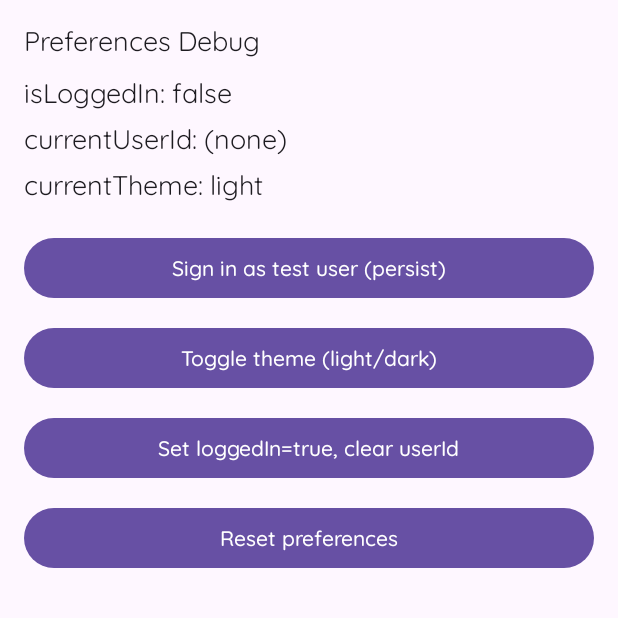
After one commit to Magdy1996/AndriodFinalProject, an Android app built with Jetpack Compose: the composable PreferencesDebugScreen shown on its own in the app's theme, on a phone screen of 412 x 824 dp, the top half of it. The commit adds this screen. Run offline under Robolectric (Android 15) with nearby library versions, the phone set to English and light mode, and no system bars; our stand-ins replace Dagger/Hilt's generated code.

```diff
--- a/MagdyDiner/app/src/main/java/com/example/yumyum/MainActivity.kt
+++ b/MagdyDiner/app/src/main/java/com/example/yumyum/MainActivity.kt
@@ -10,6 +10,7 @@ import androidx.compose.foundation.layout.Row
 import androidx.compose.material.icons.Icons
 import androidx.compose.material.icons.filled.ExitToApp
 import androidx.compose.material.icons.filled.Person
+import androidx.compose.material.icons.filled.Settings
 import androidx.compose.material3.Icon
 import androidx.compose.material3.IconButton
 import androidx.compose.material3.MaterialTheme
@@ -104,6 +105,11 @@ fun YumYumApp() {
                             Icon(Icons.Default.Person, contentDescription = "Switch User")
                         }
 
+                        // Preferences debug (settings) button — opens the DataStore debug screen
+                        IconButton(onClick = { navController.navigate(Screen.PreferencesDebugScreen.route) }) {
+                            Icon(Icons.Default.Settings, contentDescription = "Preferences Debug")
+                        }
+
                         // Always display the Logout icon so it's discoverable.
                         // If a user is signed in, tapping shows a confirmation dialog.
                         // If no user is signed in, tapping navigates to the login screen.
--- /dev/null
+++ b/MagdyDiner/app/src/main/java/com/example/yumyum/data/preferences/UserPreferences.kt
@@ -0,0 +1,71 @@
+package com.example.yumyum.data.preferences
+
+import android.content.Context
+import androidx.datastore.core.DataStore
+import androidx.datastore.preferences.core.Preferences
+import androidx.datastore.preferences.core.booleanPreferencesKey
+import androidx.datastore.preferences.core.edit
+import androidx.datastore.preferences.core.stringPreferencesKey
+import androidx.datastore.preferences.preferencesDataStore
+import kotlinx.coroutines.flow.Flow
+import kotlinx.coroutines.flow.map
+
+private val Context.dataStore: DataStore<Preferences> by preferencesDataStore(name = "user_prefs")
+
+/**
+ * Simple DataStore wrapper for user preferences.
+ * Stores theme (light/dark) and user login state and userId.
+ */
+class UserPreferences(private val dataStore: DataStore<Preferences>) {
+
+    companion object {
+        val THEME_KEY = stringPreferencesKey("pref_theme")
+        val LOGGED_IN_KEY = booleanPreferencesKey("pref_logged_in")
+        val USER_ID_KEY = stringPreferencesKey("pref_user_id")
+        // New key to store the last generated GenAI message
+        val GENERATED_MESSAGE_KEY = stringPreferencesKey("pref_generated_message")
+
+        // Helper to obtain DataStore instance from a Context: prefer using DI in real apps
+        fun getInstance(context: Context): UserPreferences {
+            return UserPreferences(context.dataStore)
+        }
+    }
+
+    fun isLoggedIn(): Flow<Boolean> = dataStore.data.map { prefs ->
+        prefs[LOGGED_IN_KEY] ?: false
+    }
+
+    fun currentTheme(): Flow<String> = dataStore.data.map { prefs ->
+        prefs[THEME_KEY] ?: "light"
+    }
+
+    fun currentUserId(): Flow<String?> = dataStore.data.map { prefs ->
+        prefs[USER_ID_KEY]
+    }
+
+    // New: expose last generated message as a Flow
+    fun currentGeneratedMessage(): Flow<String?> = dataStore.data.map { prefs ->
+        prefs[GENERATED_MESSAGE_KEY]
+    }
+
+    suspend fun setLoggedIn(loggedIn: Boolean, userId: String? = null) {
+        dataStore.edit { prefs ->
+            prefs[LOGGED_IN_KEY] = loggedIn
+            if (userId != null) prefs[USER_ID_KEY] = userId
+        }
+    }
+
+    suspend fun setTheme(theme: String) {
+        dataStore.edit { prefs ->
+            prefs[THEME_KEY] = theme
+        }
+    }
+
+    // New: persist the generated message
+    suspend fun setGeneratedMessage(message: String) {
+        dataStore.edit { prefs ->
+            prefs[GENERATED_MESSAGE_KEY] = message
+        }
+    }
+
+}
--- a/MagdyDiner/app/src/main/java/com/example/yumyum/presentation/navigation/Screen.kt
+++ b/MagdyDiner/app/src/main/java/com/example/yumyum/presentation/navigation/Screen.kt
@@ -28,4 +28,8 @@ sealed class Screen(val route: String) {
     object CartScreen: Screen("cart_screen")
     // A small login/debug screen to switch current user id during development
     object LoginScreen: Screen("login_screen")
+    // Simple GenAI demo screen used for testing generative model calls
+    object GenAiScreen: Screen("genai_screen")
+    // Debug preferences screen for development/testing
+    object PreferencesDebugScreen: Screen("preferences_debug")
 }
--- /dev/null
+++ b/MagdyDiner/app/src/main/java/com/example/yumyum/presentation/preferences/PreferencesDebugScreen.kt
@@ -0,0 +1,100 @@
+package com.example.yumyum.presentation.preferences
+
+import androidx.compose.foundation.layout.Arrangement
+import androidx.compose.foundation.layout.Column
+import androidx.compose.foundation.layout.Spacer
+import androidx.compose.foundation.layout.fillMaxSize
+import androidx.compose.foundation.layout.fillMaxWidth
+import androidx.compose.foundation.layout.height
+import androidx.compose.foundation.layout.padding
+import androidx.compose.material3.Button
+import androidx.compose.material3.Text
+import androidx.compose.runtime.Composable
+import androidx.compose.runtime.collectAsState
+import androidx.compose.runtime.getValue
+import androidx.compose.ui.Alignment
+import androidx.compose.ui.Modifier
+import androidx.compose.ui.unit.dp
+import androidx.hilt.navigation.compose.hiltViewModel
+
+/**
+ * Simple debug screen to view and toggle DataStore-backed preferences.
+ * Use this in development to verify persistence without digging into device files.
+ */
+@Composable
+fun PreferencesDebugScreen(viewModel: PreferencesViewModel = hiltViewModel()) {
+    val isLoggedIn by viewModel.isLoggedIn.collectAsState()
+    val theme by viewModel.currentTheme.collectAsState()
+    val userId by viewModel.currentUserId.collectAsState()
+
+    Column(
+        modifier = Modifier
+            .fillMaxSize()
+            .padding(16.dp),
+        verticalArrangement = Arrangement.Top,
+        horizontalAlignment = Alignment.Start
+    ) {
+        Text(text = "Preferences Debug")
+        Spacer(modifier = Modifier.height(12.dp))
+
+        Text(text = "isLoggedIn: $isLoggedIn")
+        Spacer(modifier = Modifier.height(8.dp))
+        Text(text = "currentUserId: ${userId ?: "(none)"}")
+        Spacer(modifier = Modifier.height(8.dp))
+        Text(text = "currentTheme: $theme")
+
+        Spacer(modifier = Modifier.height(20.dp))
+
+        Button(
+            onClick = {
+                // Toggle login state: when logging in set a sample id; when logging out clear id
+                if (isLoggedIn) {
+                    viewModel.setLoggedIn(false, null)
+                } else {
+                    // use a deterministic test id so it's easy to check persisted value
+                    viewModel.setLoggedIn(true, "1001")
+                }
+            },
+            modifier = Modifier.fillMaxWidth()
+        ) {
+            Text(if (isLoggedIn) "Sign out (persist)" else "Sign in as test user (persist)")
+        }
+
+        Spacer(modifier = Modifier.height(12.dp))
+
+        Button(
+            onClick = {
+                val next = if (theme == "light") "dark" else "light"
+                viewModel.setTheme(next)
+            },
+            modifier = Modifier.fillMaxWidth()
+        ) {
+            Text(text = "Toggle theme (light/dark)")
+        }
+
+        Spacer(modifier = Modifier.height(12.dp))
+
+        Button(
+            onClick = {
+                // Clear stored user id but keep logged-in flag true for testing
+                viewModel.setLoggedIn(true, null)
+            },
+            modifier = Modifier.fillMaxWidth()
+        ) {
+            Text(text = "Set loggedIn=true, clear userId")
+        }
+
+        Spacer(modifier = Modifier.height(12.dp))
+
+        Button(
+            onClick = {
+                // Reset to defaults
+                viewModel.setTheme("light")
+                viewModel.setLoggedIn(false, null)
+            },
+            modifier = Modifier.fillMaxWidth()
+        ) {
+            Text(text = "Reset preferences")
+        }
+    }
+}
--- /dev/null
+++ b/MagdyDiner/app/src/main/java/com/example/yumyum/presentation/preferences/PreferencesViewModel.kt
@@ -0,0 +1,42 @@
+package com.example.yumyum.presentation.preferences
+
+import androidx.lifecycle.ViewModel
+import androidx.lifecycle.viewModelScope
+import com.example.yumyum.data.preferences.UserPreferences
+import dagger.hilt.android.lifecycle.HiltViewModel
+import kotlinx.coroutines.flow.SharingStarted
+import kotlinx.coroutines.flow.StateFlow
+import kotlinx.coroutines.flow.map
+import kotlinx.coroutines.flow.stateIn
+import kotlinx.coroutines.launch
+import javax.inject.Inject
+
+/**
+ * Exposes simple DataStore-backed user preferences (theme, login state, userId) to the UI.
+ */
+@HiltViewModel
+class PreferencesViewModel @Inject constructor(
+    private val prefs: UserPreferences
+) : ViewModel() {
+
+    val isLoggedIn: StateFlow<Boolean> = prefs.isLoggedIn()
+        .stateIn(viewModelScope, SharingStarted.Eagerly, false)
+
+    val currentTheme: StateFlow<String> = prefs.currentTheme()
+        .stateIn(viewModelScope, SharingStarted.Eagerly, "light")
+
+    val currentUserId: StateFlow<String?> = prefs.currentUserId()
+        .stateIn(viewModelScope, SharingStarted.Eagerly, null)
+
+    // New: expose last generated message from GenAI (saved in DataStore)
+    val currentGeneratedMessage: StateFlow<String?> = prefs.currentGeneratedMessage()
+        .stateIn(viewModelScope, SharingStarted.Eagerly, null)
+
+    fun setTheme(theme: String) {
+        viewModelScope.launch { prefs.setTheme(theme) }
+    }
+
+    fun setLoggedIn(loggedIn: Boolean, userId: String? = null) {
+        viewModelScope.launch { prefs.setLoggedIn(loggedIn, userId) }
+    }
+}
```
Also changed, not shown: MagdyDiner/app/build.gradle (+24 -0 lines), MagdyDiner/app/src/main/java/com/example/yumyum/MealApplication.kt (+24 -1 lines), MagdyDiner/app/src/main/java/com/example/yumyum/di/AppModule.kt (+8 -0 lines), MagdyDiner/app/src/main/java/com/example/yumyum/genai/GenAiRepository.kt (added, +120 -0 lines), MagdyDiner/app/src/main/java/com/example/yumyum/genai/GenAiViewModel.kt (added, +41 -0 lines), MagdyDiner/app/src/main/java/com/example/yumyum/presentation/auth/LoginScreen.kt (+32 -2 lines), MagdyDiner/app/src/main/java/com/example/yumyum/presentation/auth/LoginViewModel.kt (+15 -1 lines), MagdyDiner/app/src/main/java/com/example/yumyum/presentation/genai/GenAiDemoScreen.kt (added, +76 -0 lines), MagdyDiner/app/src/main/java/com/example/yumyum/presentation/navigation/YumYumNavigation.kt (+14 -0 lines), MagdyDiner/app/src/main/java/com/example/yumyum/work/GenAiWorker.kt (added, +57 -0 lines), MagdyDiner/app/src/main/java/com/example/yumyum/work/SyncWorker.kt (added, +29 -0 lines), MagdyDiner/app/src/main/java/com/example/yumyum/work/WorkScheduler.kt (added, +59 -0 lines), 1 other file.
